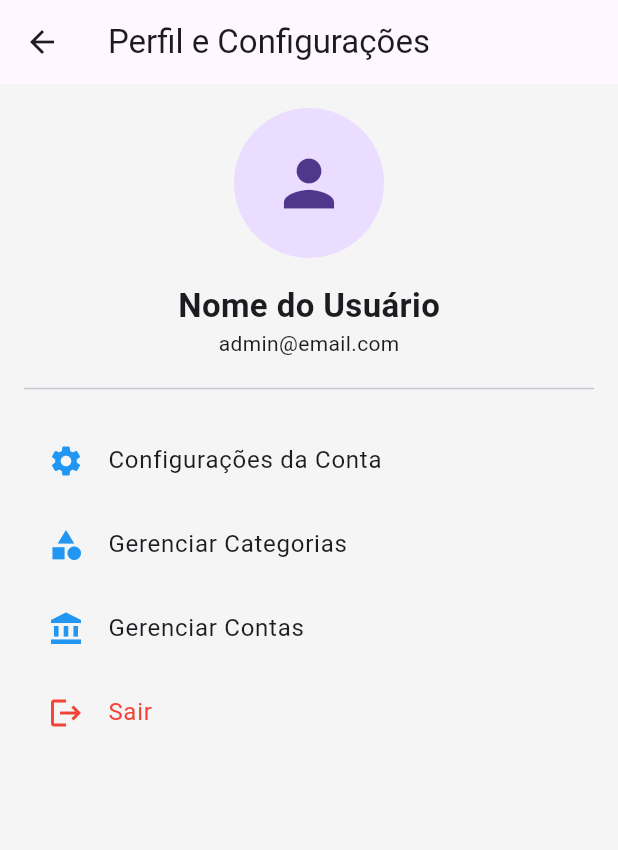
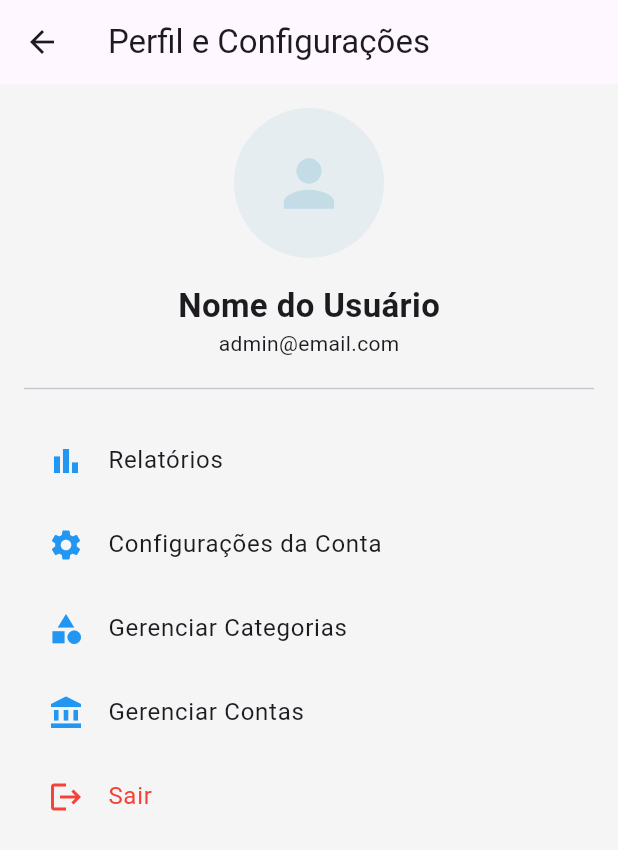
Before and after one commit to InaDdevs/finance-management, a Flutter app: the ProfileScreen screen opened directly, on a phone screen of 412 x 824 dp. Shown: the top 850 px of the screen. Run offline on Flutter 3.47's test engine with Material 3 defaults, Android fonts, the phone set to English and light mode, and no system bars; our stand-ins replace sqflite; accounts and stored records are empty.

```diff
--- a/lib/core/dart/providers/transaction_provider.dart
+++ b/lib/core/dart/providers/transaction_provider.dart
@@ -4,21 +4,30 @@ import 'package:flutter/material.dart';
 // Importações corrigidas
 import '../database/database_helper.dart'; // Sobe 1 nível
 import '../../../models/transaction_model.dart'; // Sobe 3 níveis
-
 class TransactionProvider with ChangeNotifier {
   final DatabaseHelper _dbHelper = DatabaseHelper.instance;
 
-  // Erros 'TransactionModel not found' (agora corrigidos)
+  // --- Estado do App Principal ---
   List<TransactionModel> _accountsPayable = [];
   List<TransactionModel> _accountsReceivable = [];
   double _currentBalance = 0.0;
   bool _isLoading = false;
 
+  // --- Estado dos Relatórios (NOVOS) ---
+  List<TransactionModel> _statementTransactions = [];
+  Map<String, double> _categorySummary = {};
+
+  // --- Getters do App Principal ---
   List<TransactionModel> get accountsPayable => _accountsPayable;
   List<TransactionModel> get accountsReceivable => _accountsReceivable;
   double get currentBalance => _currentBalance;
   bool get isLoading => _isLoading;
 
+  // --- Getters dos Relatórios (NOVOS) ---
+  List<TransactionModel> get statementTransactions => _statementTransactions;
+  Map<String, double> get categorySummary => _categorySummary;
+
+  // --- Métodos de Busca (App Principal) ---
   Future<void> fetchDashboardData() async {
     _isLoading = true;
     notifyListeners();
@@ -43,6 +52,27 @@ class TransactionProvider with ChangeNotifier {
     notifyListeners();
   }
 
+  // --- MÉTODOS DE BUSCA (Relatórios - NOVOS) ---
+  // (Lembre-se de adicionar os métodos no database_helper também)
+
+  Future<void> fetchStatement(DateTime start, DateTime end) async {
+    _isLoading = true;
+    notifyListeners();
+    // Você precisa adicionar 'getAllTransactionsByDate' no database_helper
+    _statementTransactions = await _dbHelper.getAllTransactionsByDate(start, end); // <-- CORRIGIDO
+    _isLoading = false;
+    notifyListeners();
+  }
+  Future<void> fetchCategorySummary(DateTime start, DateTime end) async {
+    _isLoading = true;
+    notifyListeners();
+    // Você precisa adicionar 'getExpenseSummaryByCategory' no database_helper
+    _categorySummary = await _dbHelper.getExpenseSummaryByCategory(start, end);
+    _isLoading = false;
+    notifyListeners();
+  }
+
+  // --- Métodos de Escrita (CRUD) ---
   Future<void> addTransaction(TransactionModel transaction) async {
     await _dbHelper.create(transaction);
     await _refreshData(); // 'await' adicionado
@@ -58,9 +88,8 @@ class TransactionProvider with ChangeNotifier {
     await _refreshData(); // 'await' adicionado
   }
 
+  // Atualiza apenas os dados principais (Dashboard, Contas)
   Future<void> _refreshData() async {
-    // Adicionado 'await' para garantir que os dados sejam buscados
-    // antes de o provider notificar (o que já acontece dentro dos fetches)
     await fetchDashboardData();
     await fetchAccountsPayable();
     await fetchAccountsReceivable();
--- a/lib/features/profile/profile_screen.dart
+++ b/lib/features/profile/profile_screen.dart
@@ -1,21 +1,33 @@
 // lib/features/profile/profile_screen.dart
 import 'package:flutter/material.dart';
+import '../reports/reports_screen.dart'; // Importação da tela de Relatórios
 
 class ProfileScreen extends StatelessWidget {
   const ProfileScreen({super.key});
 
   @override
   Widget build(BuildContext context) {
+    // Defina a cor aqui para reutilizar
+    final Color minhaCorDaBarra = Color(0xFFC0DAE5);
+
     return Scaffold(
       appBar: AppBar(title: const Text('Perfil e Configurações')),
       body: Center(
         child: ListView(
           padding: const EdgeInsets.all(16.0),
           children: [
-            const CircleAvatar(
+            // --- MUDANÇA NO AVATAR ---
+            CircleAvatar(
               radius: 50,
-              child: Icon(Icons.person, size: 50),
+              // Define um fundo mais claro
+              backgroundColor: minhaCorDaBarra.withOpacity(0.3),
+              child: Icon(
+                Icons.person,
+                size: 50,
+                color: minhaCorDaBarra.withOpacity(0.9), // Cor no ícone
+              ),
             ),
+            // --- FIM DA MUDANÇA ---
             const SizedBox(height: 16),
             const Center(
               child: Text(
@@ -27,21 +39,41 @@ class ProfileScreen extends StatelessWidget {
               child: Text('admin@email.com'),
             ),
             const Divider(height: 40),
+
+            // --- Bloco de Relatórios ---
             ListTile(
-              leading: const Icon(Icons.settings, color: Colors.blue),
+              leading: const Icon(Icons.bar_chart, color: Colors.blue), // <-- COR AQUI
+              title: const Text('Relatórios'),
+              onTap: () {
+                Navigator.of(context).push(
+                  MaterialPageRoute(builder: (context) => const ReportsScreen()),
+                );
+              },
+            ),
+
+            // --- Bloco de Configurações ---
+            ListTile(
+              leading: const Icon(Icons.settings, color: Colors.blue), // <-- COR AQUI
               title: const Text('Configurações da Conta'),
               onTap: () {},
             ),
+
+            // --- Bloco de Gerenciar Categorias ---
             ListTile(
-              leading: const Icon(Icons.category, color: Colors.blue),
+              leading: const Icon(Icons.category, color: Colors.blue ), // <-- COR AQUI
               title: const Text('Gerenciar Categorias'),
               onTap: () {},
             ),
+
+            // --- Bloco de Gerenciar Contas ---
             ListTile(
-              leading: const Icon(Icons.account_balance, color: Colors.blue),
+              leading: const Icon(Icons.account_balance, color: Colors.blue), // <-- COR AQUI
               title: const Text('Gerenciar Contas'),
               onTap: () {},
             ),
+
+            // --- Bloco de Sair ---
+            // (Recomendo manter este em vermelho, pois é uma ação de "Sair")
             ListTile(
               leading: const Icon(Icons.logout, color: Colors.red),
               title: const Text('Sair', style: TextStyle(color: Colors.red)),
```
Also changed, not shown: lib/core/dart/database/database_helper.dart (+54 -9 lines), lib/features/reports/reports_screen.dart (+189 -0 lines).
